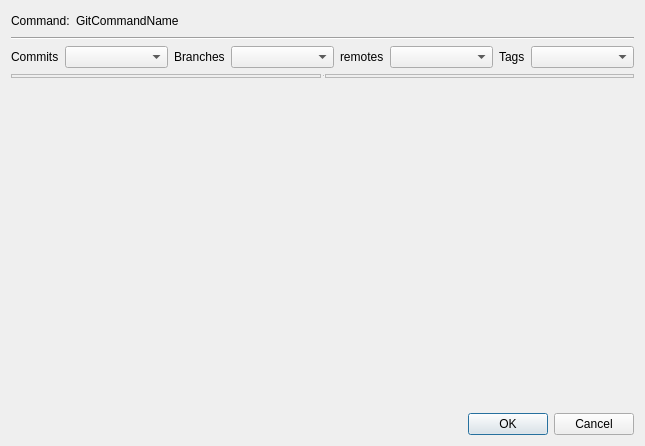
Old version of the form ui/guifycommand.ui in the repository bainonline/teamgit.
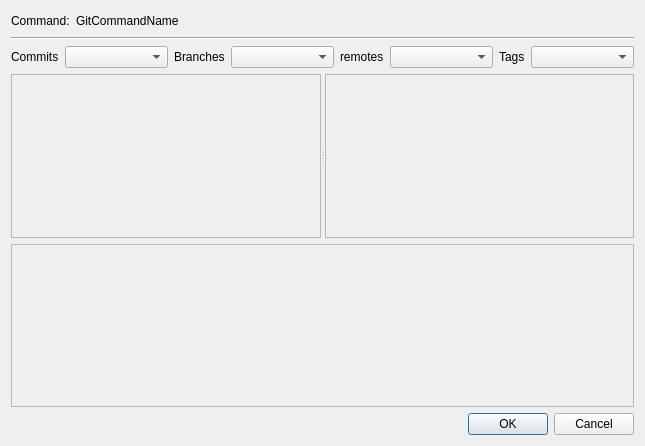
New version of the form.

Commit message: Added grid layouts for all the input option widgets

```diff
--- a/ui/guifycommand.ui
+++ b/ui/guifycommand.ui
@@ -125,6 +125,12 @@
    </item>
    <item>
     <widget class="QSplitter" name="splitter" >
+     <property name="sizePolicy" >
+      <sizepolicy vsizetype="Expanding" hsizetype="Expanding" >
+       <horstretch>0</horstretch>
+       <verstretch>0</verstretch>
+      </sizepolicy>
+     </property>
      <property name="orientation" >
       <enum>Qt::Horizontal</enum>
      </property>
@@ -135,6 +141,11 @@
       <property name="frameShadow" >
        <enum>QFrame::Raised</enum>
       </property>
+      <layout class="QVBoxLayout" name="verticalLayout_3" >
+       <item>
+        <layout class="QGridLayout" name="boolOptionsLayout" />
+       </item>
+      </layout>
      </widget>
      <widget class="QFrame" name="textInputOptionsFrame_2" >
       <property name="frameShape" >
@@ -143,21 +154,34 @@
       <property name="frameShadow" >
        <enum>QFrame::Raised</enum>
       </property>
+      <layout class="QVBoxLayout" name="verticalLayout_4" >
+       <item>
+        <layout class="QGridLayout" name="textArgOptionsLayout" />
+       </item>
+      </layout>
      </widget>
     </widget>
    </item>
    <item>
-    <spacer name="verticalSpacer" >
-     <property name="orientation" >
-      <enum>Qt::Vertical</enum>
+    <widget class="QFrame" name="commandArgs" >
+     <property name="sizePolicy" >
+      <sizepolicy vsizetype="Expanding" hsizetype="Preferred" >
+       <horstretch>0</horstretch>
+       <verstretch>0</verstretch>
+      </sizepolicy>
      </property>
-     <property name="sizeHint" stdset="0" >
-      <size>
-       <width>20</width>
-       <height>303</height>
-      </size>
+     <property name="frameShape" >
+      <enum>QFrame::StyledPanel</enum>
      </property>
-    </spacer>
+     <property name="frameShadow" >
+      <enum>QFrame::Raised</enum>
+     </property>
+     <layout class="QVBoxLayout" name="verticalLayout_6" >
+      <item>
+       <layout class="QGridLayout" name="commandArgsLayout" />
+      </item>
+     </layout>
+    </widget>
    </item>
    <item>
     <widget class="QDialogButtonBox" name="buttonBox" >
```
